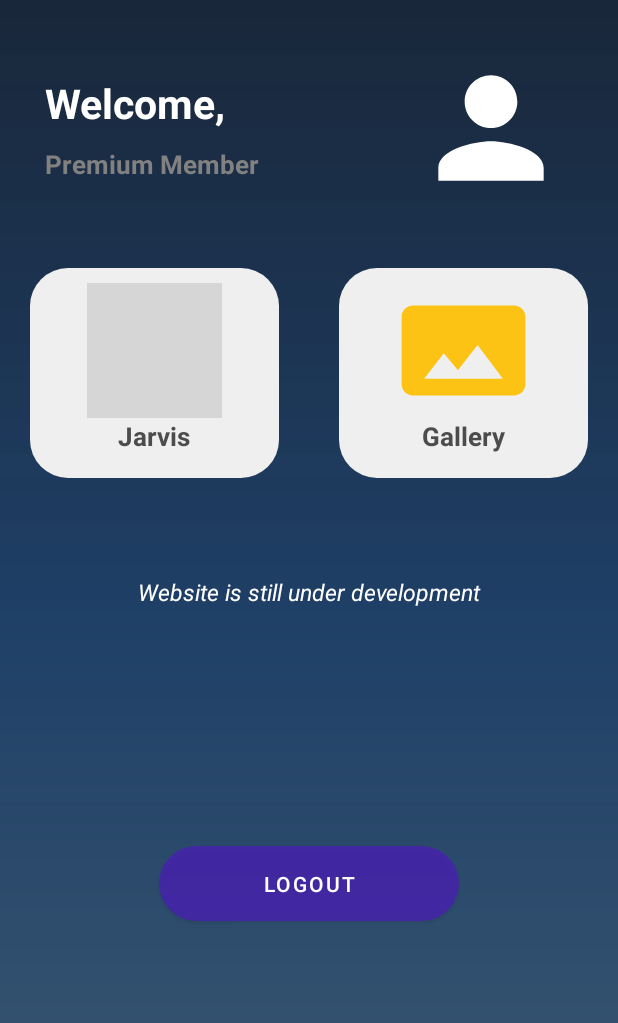
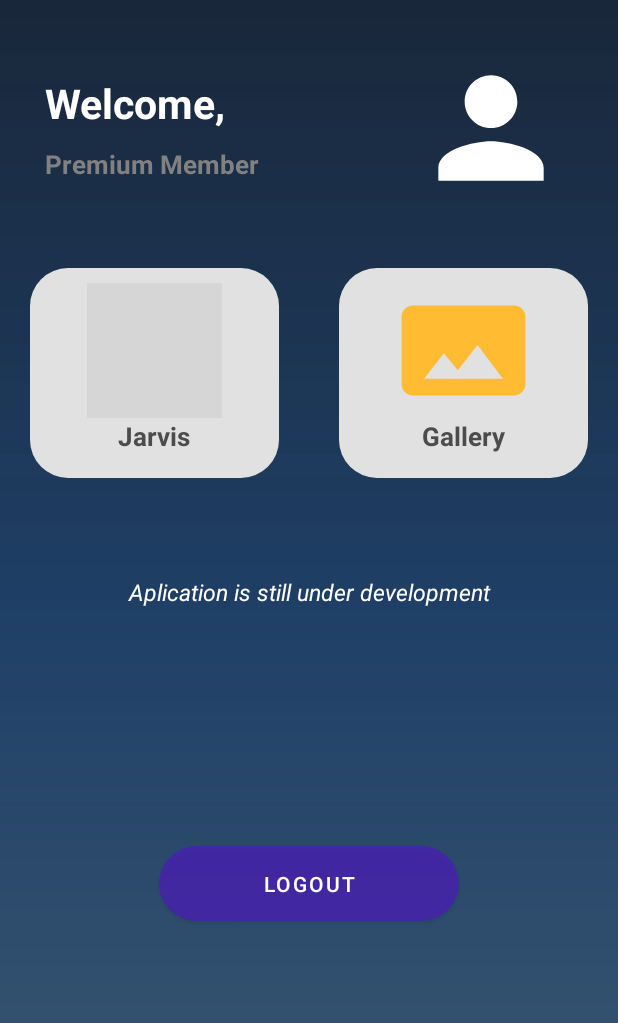
Before and after one commit to Zeon8985Army/ProgAndro2022_71190413, an Android app: the layout activity_main.xml on its own in the app's theme, with its tools: preview values and no code run, on a phone screen of 412 x 824 dp. Shown: the top 1023 px of the screen. Run offline under Robolectric (Android 15) with nearby library versions, the light colour scheme and no system bars; grey boxes are pictures that could not be loaded.

Commit message:
pertemuan_5_71190413_Commit2
12:07 13/03/2022 Commit2

```diff
--- a/pertemuan5_71190413/app/src/main/java/id/ac/ukdw/pertemuan5_71190413/LoginActivity.kt
+++ b/pertemuan5_71190413/app/src/main/java/id/ac/ukdw/pertemuan5_71190413/LoginActivity.kt
@@ -1,5 +1,6 @@
 package id.ac.ukdw.pertemuan5_71190413
 
+import android.annotation.SuppressLint
 import android.content.Intent
 import android.os.Bundle
 import android.widget.Button
@@ -8,6 +9,7 @@ import android.widget.Toast
 import androidx.appcompat.app.AppCompatActivity
 
 class LoginActivity : AppCompatActivity(){
+    @SuppressLint("ResourceAsColor")
     override fun onCreate(savedInstanceState: Bundle?) {
         super.onCreate(savedInstanceState)
         setContentView(R.layout.activity_login)
@@ -27,7 +29,7 @@ class LoginActivity : AppCompatActivity(){
             i.putExtra("username",username)
             startActivity(i)
         }else{
-            showMssg("Password tidak sesuai !")
+            showMssg("Password is not correct !")
         }
     }
 
--- a/pertemuan5_71190413/app/src/main/res/drawable-v24/button.xml
+++ b/pertemuan5_71190413/app/src/main/res/drawable-v24/button.xml
@@ -2,4 +2,5 @@
 <shape xmlns:android="http://schemas.android.com/apk/res/android">
     <solid android:color="@color/EV_Submit_login"/>
     <corners android:radius="50dp"/>
+
 </shape>
--- a/pertemuan5_71190413/app/src/main/res/drawable/ic_baseline_panorama_90_yellow.xml
+++ b/pertemuan5_71190413/app/src/main/res/drawable/ic_baseline_panorama_90_yellow.xml
@@ -1,4 +1,4 @@
-<vector android:height="90dp" android:tint="#FDC314"
+<vector android:height="90dp" android:tint="#FFBB32"
     android:viewportHeight="24" android:viewportWidth="24"
     android:width="90dp" xmlns:android="http://schemas.android.com/apk/res/android">
     <path android:fillColor="@android:color/white" android:pathData="M23,18V6c0,-1.1 -0.9,-2 -2,-2H3c-1.1,0 -2,0.9 -2,2v12c0,1.1 0.9,2 2,2h18c1.1,0 2,-0.9 2,-2zM8.5,12.5l2.5,3.01L14.5,11l4.5,6H5l3.5,-4.5z"/>
--- a/pertemuan5_71190413/app/src/main/res/values/colors.xml
+++ b/pertemuan5_71190413/app/src/main/res/values/colors.xml
@@ -22,7 +22,7 @@
 
     <!-- Untuk Halaman Menu   -->
     <color name="memberType">#818181</color>
-    <color name="itemHome">#EFEFEF</color>
+    <color name="itemHome">#E1E1E1</color>
     <color name="itemText">#4C4C4C</color>
     <color name="namaUsername">#FFAA00</color>
 </resources>
--- a/pertemuan5_71190413/app/src/main/res/values/strings.xml
+++ b/pertemuan5_71190413/app/src/main/res/values/strings.xml
@@ -15,7 +15,7 @@
     <string name="memberType">Premium Member</string>
     <string name="jarvis">Jarvis</string>
     <string name="galery">Gallery</string>
-    <string name="developing">Website is still under development</string>
+    <string name="developing">Aplication is still under development</string>
     <string name="logOut">Logout</string>
 
 </resources>
```
Also changed, not shown: 1 other file.
